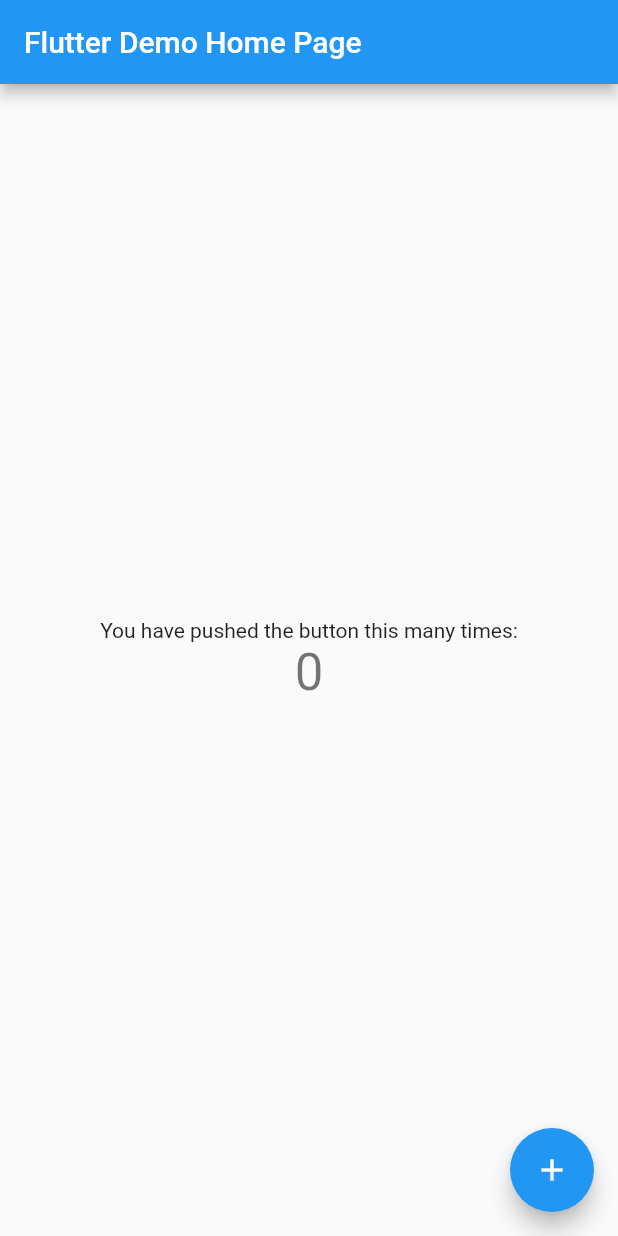
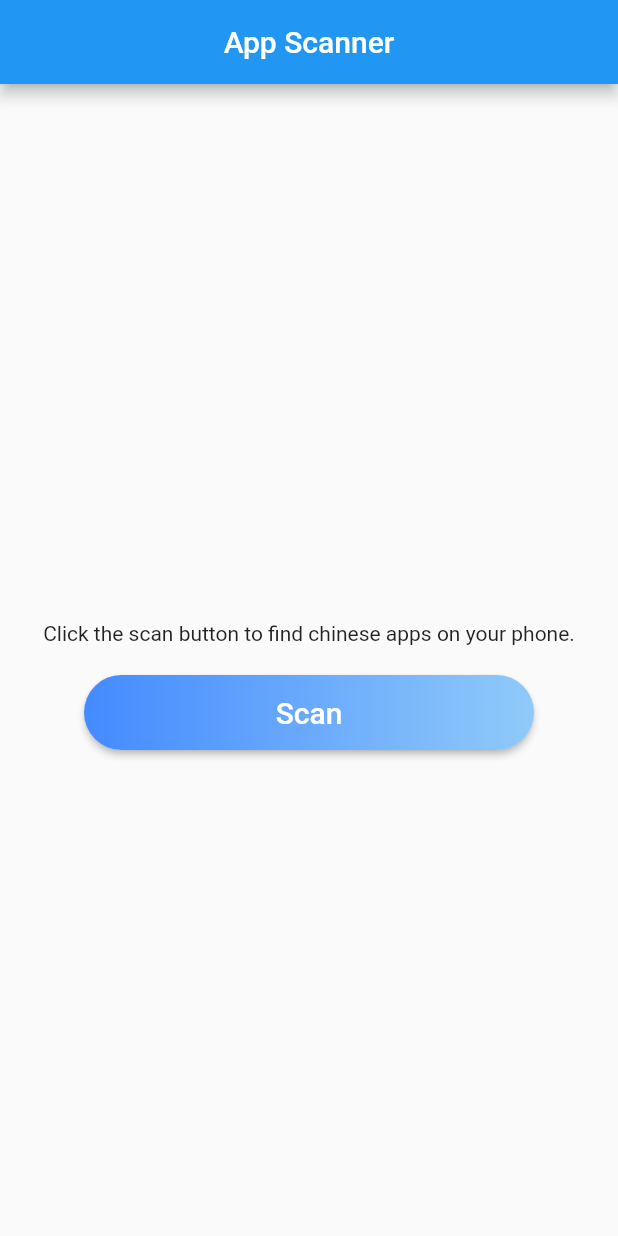
Before and after one commit to AlphaArtrem/app_scanner, a Flutter app: the screen it shows after launch, on a phone screen of 412 x 824 dp. Run offline on Flutter 3.47's test engine with Material 2 defaults, Android fonts, the phone set to English and light mode, and no system bars.

Commit message:
Added a basic home screen

```diff
--- a/lib/main.dart
+++ b/lib/main.dart
@@ -1,117 +1,22 @@
+import 'package:appscanner/screens/home.dart';
 import 'package:flutter/material.dart';
 
 void main() {
-  runApp(MyApp());
+  runApp(AppScanner());
 }
 
-class MyApp extends StatelessWidget {
-  // This widget is the root of your application.
+class AppScanner extends StatefulWidget {
+  @override
+  _AppScannerState createState() => _AppScannerState();
+}
+
+class _AppScannerState extends State<AppScanner> {
   @override
   Widget build(BuildContext context) {
     return MaterialApp(
-      title: 'Flutter Demo',
-      theme: ThemeData(
-        // This is the theme of your application.
-        //
-        // Try running your application with "flutter run". You'll see the
-        // application has a blue toolbar. Then, without quitting the app, try
-        // changing the primarySwatch below to Colors.green and then invoke
-        // "hot reload" (press "r" in the console where you ran "flutter run",
-        // or simply save your changes to "hot reload" in a Flutter IDE).
-        // Notice that the counter didn't reset back to zero; the application
-        // is not restarted.
-        primarySwatch: Colors.blue,
-        // This makes the visual density adapt to the platform that you run
-        // the app on. For desktop platforms, the controls will be smaller and
-        // closer together (more dense) than on mobile platforms.
-        visualDensity: VisualDensity.adaptivePlatformDensity,
-      ),
-      home: MyHomePage(title: 'Flutter Demo Home Page'),
+      title: "App Scanner",
+      debugShowCheckedModeBanner: false,
+      home: Home(),
     );
   }
 }
-
-class MyHomePage extends StatefulWidget {
-  MyHomePage({Key key, this.title}) : super(key: key);
-
-  // This widget is the home page of your application. It is stateful, meaning
-  // that it has a State object (defined below) that contains fields that affect
-  // how it looks.
-
-  // This class is the configuration for the state. It holds the values (in this
-  // case the title) provided by the parent (in this case the App widget) and
-  // used by the build method of the State. Fields in a Widget subclass are
-  // always marked "final".
-
-  final String title;
-
-  @override
-  _MyHomePageState createState() => _MyHomePageState();
-}
-
-class _MyHomePageState extends State<MyHomePage> {
-  int _counter = 0;
-
-  void _incrementCounter() {
-    setState(() {
-      // This call to setState tells the Flutter framework that something has
-      // changed in this State, which causes it to rerun the build method below
-      // so that the display can reflect the updated values. If we changed
-      // _counter without calling setState(), then the build method would not be
-      // called again, and so nothing would appear to happen.
-      _counter++;
-    });
-  }
-
-  @override
-  Widget build(BuildContext context) {
-    // This method is rerun every time setState is called, for instance as done
-    // by the _incrementCounter method above.
-    //
-    // The Flutter framework has been optimized to make rerunning build methods
-    // fast, so that you can just rebuild anything that needs updating rather
-    // than having to individually change instances of widgets.
-    return Scaffold(
-      appBar: AppBar(
-        // Here we take the value from the MyHomePage object that was created by
-        // the App.build method, and use it to set our appbar title.
-        title: Text(widget.title),
-      ),
-      body: Center(
-        // Center is a layout widget. It takes a single child and positions it
-        // in the middle of the parent.
-        child: Column(
-          // Column is also a layout widget. It takes a list of children and
-          // arranges them vertically. By default, it sizes itself to fit its
-          // children horizontally, and tries to be as tall as its parent.
-          //
-          // Invoke "debug painting" (press "p" in the console, choose the
-          // "Toggle Debug Paint" action from the Flutter Inspector in Android
-          // Studio, or the "Toggle Debug Paint" command in Visual Studio Code)
-          // to see the wireframe for each widget.
-          //
-          // Column has various properties to control how it sizes itself and
-          // how it positions its children. Here we use mainAxisAlignment to
-          // center the children vertically; the main axis here is the vertical
-          // axis because Columns are vertical (the cross axis would be
-          // horizontal).
-          mainAxisAlignment: MainAxisAlignment.center,
-          children: <Widget>[
-            Text(
-              'You have pushed the button this many times:',
-            ),
-            Text(
-              '$_counter',
-              style: Theme.of(context).textTheme.headline4,
-            ),
-          ],
-        ),
-      ),
-      floatingActionButton: FloatingActionButton(
-        onPressed: _incrementCounter,
-        tooltip: 'Increment',
-        child: Icon(Icons.add),
-      ), // This trailing comma makes auto-formatting nicer for build methods.
-    );
-  }
-}
--- /dev/null
+++ b/lib/screens/home.dart
@@ -0,0 +1,51 @@
+import 'package:flutter/cupertino.dart';
+import 'package:flutter/material.dart';
+
+class Home extends StatefulWidget {
+  @override
+  _HomeState createState() => _HomeState();
+}
+
+class _HomeState extends State<Home> {
+  MediaQueryData _deviceData;
+
+  @override
+  Widget build(BuildContext context) {
+    _deviceData = MediaQuery.of(context);
+    return Scaffold(
+      appBar: AppBar(
+        title: Text("App Scanner"),
+        centerTitle: true,
+      ),
+      body: Center(
+          child: Column(
+            children: <Widget>[
+              Expanded(child: Container(),),
+              Text("Click the scan button to find chinese apps on your phone."),
+              SizedBox(height: 20,),
+              Container(
+                height: 50.0,
+                child: RaisedButton(
+                  onPressed: () {},
+                  shape: RoundedRectangleBorder(borderRadius: BorderRadius.circular(80.0)),
+                  padding: EdgeInsets.all(0.0),
+                  child: Ink(
+                    decoration: BoxDecoration(
+                        gradient: LinearGradient(colors: [Colors.blueAccent, Colors.blue[200]], begin: Alignment.centerLeft, end: Alignment.centerRight,),
+                        borderRadius: BorderRadius.circular(30.0)
+                    ),
+                    child: Container(
+                      constraints: BoxConstraints(maxWidth: 300.0, minHeight: 50.0),
+                      alignment: Alignment.center,
+                      child: Text("Scan", textAlign: TextAlign.center, style: TextStyle(color: Colors.white, fontSize: 20),),
+                    ),
+                  ),
+                ),
+              ),
+              SizedBox(height: _deviceData.size.height - 500,)
+            ],
+          ),
+      ),
+    );
+  }
+}
--- a/pubspec.yaml
+++ b/pubspec.yaml
@@ -23,6 +23,7 @@
 dependencies:
   flutter:
     sdk: flutter
+  device_apps: ^1.0.9
 
 
   # The following adds the Cupertino Icons font to your application.
```
Also changed, not shown: pubspec.lock.
